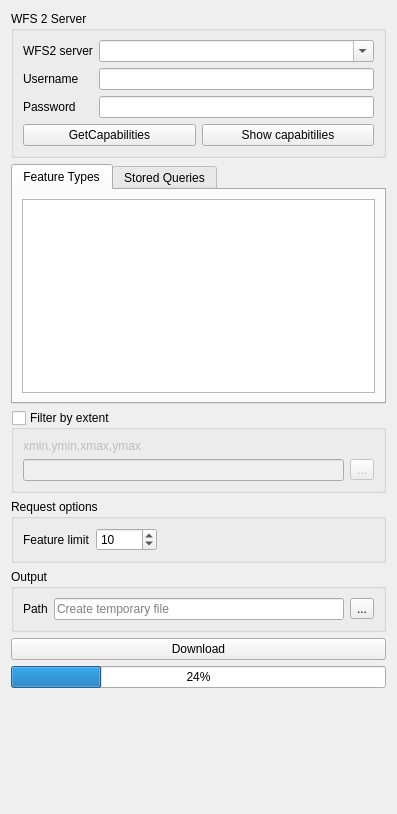
Above: gml_application_schema_toolbox/ui/download_wfs2_panel.ui from BRGM/gml_application_schema_toolbox before the change. Below: the same form after it.
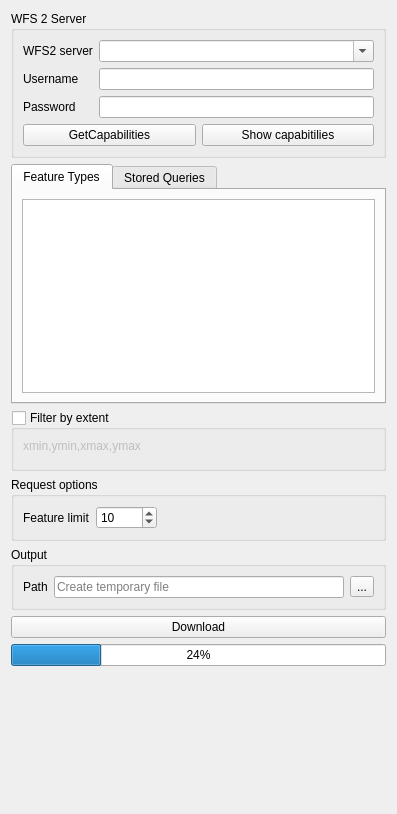
That is the form after the change. Custom widgets are drawn as their Qt base class.

Commit message: Add BboxWidget class

```diff
--- a/gml_application_schema_toolbox/ui/download_wfs2_panel.ui
+++ b/gml_application_schema_toolbox/ui/download_wfs2_panel.ui
@@ -143,18 +143,7 @@
        </widget>
       </item>
       <item>
-       <layout class="QHBoxLayout" name="horizontalLayout_10">
-        <item>
-         <widget class="QLineEdit" name="bboxLineEdit"/>
-        </item>
-        <item>
-         <widget class="QToolButton" name="toolButton_5">
-          <property name="text">
-           <string>...</string>
-          </property>
-         </widget>
-        </item>
-       </layout>
+       <widget class="BboxWidget" name="bboxWidget" native="true"/>
       </item>
      </layout>
     </widget>
@@ -279,6 +268,14 @@
    </item>
   </layout>
  </widget>
+ <customwidgets>
+  <customwidget>
+   <class>BboxWidget</class>
+   <extends>QWidget</extends>
+   <header>gml_application_schema_toolbox.gui.bbox_widget</header>
+   <container>1</container>
+  </customwidget>
+ </customwidgets>
  <resources/>
  <connections/>
 </ui>
```
The commit also changes 5 other files.
